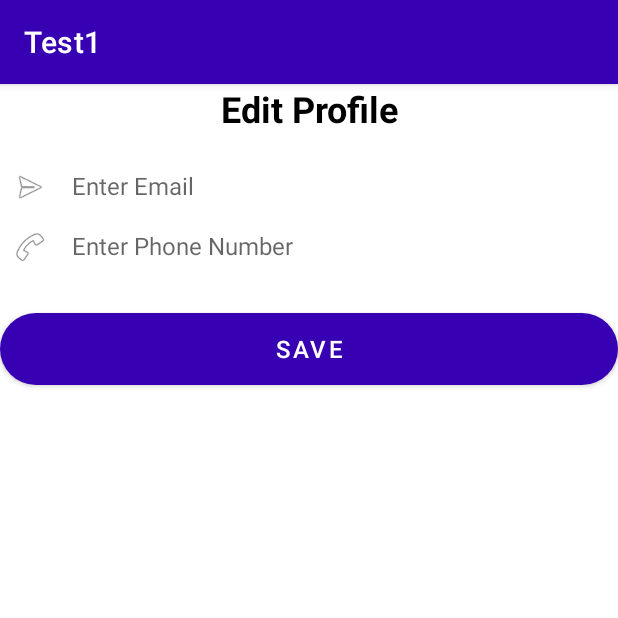
After one commit to MjVarro/PRM392_MobileShopping, an Android app: the ChangeProfleActivity screen opened directly, with no data from a screen before it, on a phone screen of 412 x 824 dp, the top half of it. The commit adds this screen. Run offline under Robolectric (Android 15) with nearby library versions, the light colour scheme and no system bars.

Commit message:
ChangProfileUpdate

```diff
--- a/app/src/main/AndroidManifest.xml
+++ b/app/src/main/AndroidManifest.xml
@@ -1,7 +1,9 @@
 <?xml version="1.0" encoding="utf-8"?>
 <manifest xmlns:android="http://schemas.android.com/apk/res/android"
     xmlns:tools="http://schemas.android.com/tools">
+
     <uses-permission android:name="android.permission.INTERNET" />
+
     <application
         android:allowBackup="true"
         android:dataExtractionRules="@xml/data_extraction_rules"
@@ -12,6 +14,9 @@
         android:supportsRtl="true"
         android:theme="@style/AppTheme2"
         tools:targetApi="31">
+        <activity
+            android:name=".ChangeProfleActivity"
+            android:exported="false" />
         <activity
             android:name=".manager.UpdateProductActivity"
             android:exported="false" />
--- /dev/null
+++ b/app/src/main/java/com/example/test1/ChangeProfleActivity.java
@@ -0,0 +1,106 @@
+package com.example.test1;
+
+import android.os.Bundle;
+import android.widget.Button;
+import android.widget.EditText;
+import android.widget.Toast;
+
+import androidx.activity.EdgeToEdge;
+import androidx.appcompat.app.AppCompatActivity;
+import androidx.core.graphics.Insets;
+import androidx.core.view.ViewCompat;
+import androidx.core.view.WindowInsetsCompat;
+
+import com.example.test1.dao.AccountDAO;
+import com.example.test1.entity.Account;
+import com.example.test1.manager.SessionManager;
+import com.example.test1.validation.Validation;
+
+public class ChangeProfleActivity extends AppCompatActivity {
+    private static final String TAG = "ChangeProfleActivity";
+    private EditText etEmail, etPhoneNumber;
+    private Button btnSave;
+    private SessionManager sessionManager;
+    private Account loggedInAccount;
+    private AccountDAO accountDAO;
+    private Validation validation;
+
+
+    @Override
+    protected void onCreate(Bundle savedInstanceState) {
+        super.onCreate(savedInstanceState);
+        EdgeToEdge.enable(this);
+        setContentView(R.layout.activity_change_profle);
+        // Initialize views
+        etEmail = findViewById(R.id.et_email);
+        etPhoneNumber = findViewById(R.id.et_phone_number);
+        btnSave = findViewById(R.id.btn_save);
+        accountDAO = new AccountDAO(this);
+        // Initialize session manager
+        sessionManager = new SessionManager(this);
+        // Initialize validation
+        validation = new Validation();
+        // Get the user's account information from the session manager
+        loggedInAccount = sessionManager.getLoggedInAccount();
+        // Load the account information into the EditText fields
+        loadAccountInfo();
+        // Set button click listener
+        btnSave.setOnClickListener(v -> saveAccountInfo() );
+            // Get the updated email and phone number from the EditText fields
+           ;
+
+        ViewCompat.setOnApplyWindowInsetsListener(findViewById(R.id.main), (v, insets) -> {
+            Insets systemBars = insets.getInsets(WindowInsetsCompat.Type.systemBars());
+            v.setPadding(systemBars.left, systemBars.top, systemBars.right, systemBars.bottom);
+            return insets;
+        });
+    }
+    // Load the user's account information into the EditText fields
+    private void loadAccountInfo() {
+        if(sessionManager.isLoggedIn()) {
+
+            int accountId = sessionManager.getLoggedInAccount().getAccountId();
+            loggedInAccount = accountDAO.getAccountById(accountId);
+            if (loggedInAccount != null) {
+                etEmail.setText(loggedInAccount.getEmail());
+                etPhoneNumber.setText(loggedInAccount.getPhoneNumber());
+            }
+            else {
+                Toast.makeText(this, "Error retrieving account information", Toast.LENGTH_SHORT).show();
+            }
+
+
+
+        }
+        else {
+            Toast.makeText(this, "User is not logged in", Toast.LENGTH_SHORT).show();
+        }
+    }
+    // Save the updated account information
+    private void saveAccountInfo() {
+        if (loggedInAccount == null) {
+
+            Toast.makeText(this, "User is not logged in", Toast.LENGTH_SHORT).show();
+            return;
+        }
+        // Get the updated email and phone number from the EditText fields
+        String updatedEmail = etEmail.getText().toString();
+        String updatedPhoneNumber = etPhoneNumber.getText().toString();
+        // Update the account
+        if(updatedEmail.isEmpty() || updatedPhoneNumber.isEmpty()) {
+            Toast.makeText(this, "Please fill in all fields", Toast.LENGTH_SHORT).show();
+            return;
+
+        }
+        if(!validation.isValidEmail(updatedEmail)) {
+            Toast.makeText(this, "Invalid email format", Toast.LENGTH_SHORT).show();
+            return;
+        }
+        loggedInAccount.setEmail(updatedEmail);
+        loggedInAccount.setPhoneNumber(updatedPhoneNumber);
+        accountDAO.updateAccount(loggedInAccount);
+        Toast.makeText(this, "Profile updated successfully", Toast.LENGTH_SHORT).show();
+        finish();
+    }
+
+}
--- /dev/null
+++ b/app/src/main/res/layout/activity_change_profle.xml
@@ -0,0 +1,87 @@
+<?xml version="1.0" encoding="utf-8"?>
+<LinearLayout xmlns:android="http://schemas.android.com/apk/res/android"
+    android:layout_width="match_parent"
+    android:layout_height="match_parent"
+    android:orientation="vertical"
+    android:padding="16dp"
+    android:background="@android:color/white"
+    android:id="@+id/main">
+
+    <!-- Header -->
+    <TextView
+        android:layout_width="match_parent"
+        android:layout_height="wrap_content"
+        android:text="Edit Profile"
+        android:textSize="24sp"
+        android:textStyle="bold"
+        android:textColor="@android:color/black"
+        android:gravity="center"
+        android:paddingBottom="16dp"/>
+
+    <!-- Account Name -->
+
+
+    <!-- Email -->
+    <LinearLayout
+        android:layout_width="match_parent"
+        android:layout_height="wrap_content"
+        android:orientation="horizontal"
+        android:padding="8dp">
+
+        <ImageView
+            android:layout_width="24dp"
+            android:layout_height="24dp"
+            android:src="@android:drawable/ic_menu_send"
+            android:layout_gravity="center_vertical"
+            android:layout_marginEnd="8dp"/>
+
+        <EditText
+            android:id="@+id/et_email"
+            android:layout_width="match_parent"
+            android:layout_height="wrap_content"
+            android:inputType="textEmailAddress"
+            android:hint="Enter Email"
+            android:textSize="16sp"
+            android:textColor="@android:color/black"
+            android:background="@android:color/transparent"
+            android:layout_marginStart="8dp"/>
+    </LinearLayout>
+
+    <!-- Phone Number -->
+    <LinearLayout
+        android:layout_width="match_parent"
+        android:layout_height="wrap_content"
+        android:orientation="horizontal"
+        android:padding="8dp">
+
+        <ImageView
+            android:layout_width="24dp"
+            android:layout_height="24dp"
+            android:src="@android:drawable/ic_menu_call"
+            android:layout_gravity="center_vertical"
+            android:layout_marginEnd="8dp"/>
+
+        <EditText
+            android:id="@+id/et_phone_number"
+            android:layout_width="match_parent"
+            android:layout_height="wrap_content"
+            android:inputType="phone"
+            android:hint="Enter Phone Number"
+            android:textSize="16sp"
+            android:textColor="@android:color/black"
+            android:background="@android:color/transparent"
+            android:layout_marginStart="8dp"/>
+    </LinearLayout>
+
+    <!-- Save Button -->
+    <Button
+        android:id="@+id/btn_save"
+        android:layout_width="match_parent"
+        android:layout_height="wrap_content"
+        android:text="Save"
+        android:background="@drawable/rounded_button"
+        android:textColor="@android:color/white"
+        android:textSize="16sp"
+        android:layout_marginTop="24dp"/>
+
+</LinearLayout>
```
Also changed, not shown: app/src/main/java/com/example/test1/ProfileActivity.java (+7 -2 lines), app/src/main/java/com/example/test1/dao/AccountDAO.java (+14 -1 lines), app/src/main/res/layout/activity_profile.xml (+13 -0 lines).
